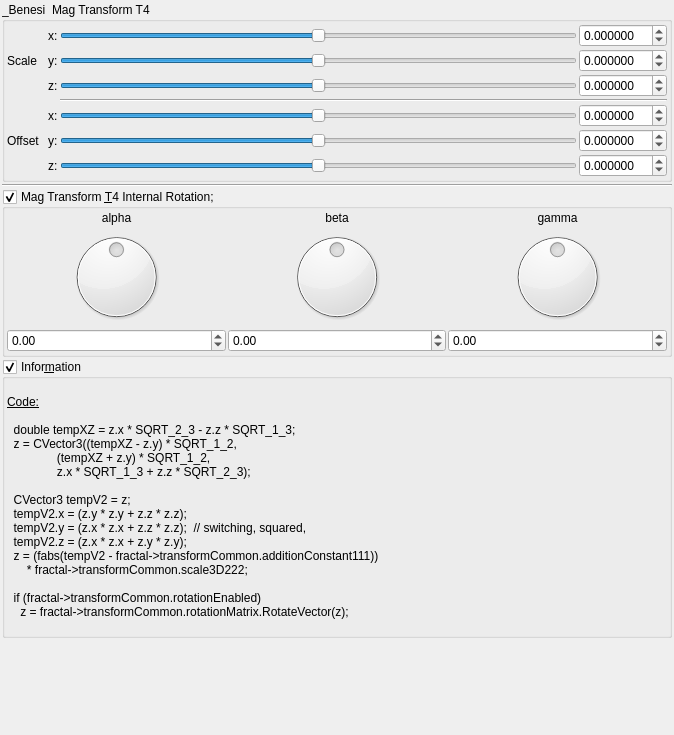
First picture: the form in mandelbulber2/qt_data/fractal_transf_benesi_T4.ui, repository buddhi1980/mandelbulber2, before the edit.
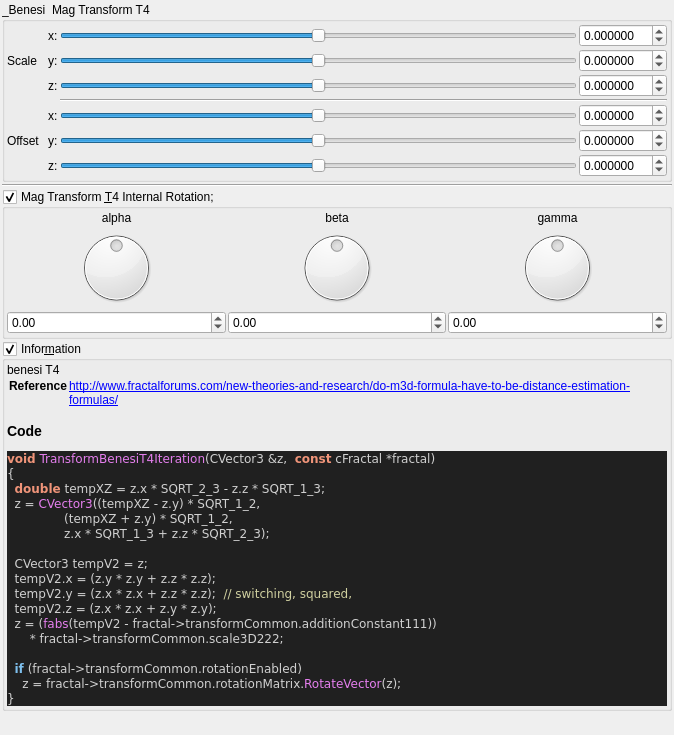
Second picture: the form after the edit. Custom widgets are drawn as their Qt base class.

Commit message:
added all transforms information boxes
now all formulas can be parsed.

@buddhi do you got a reference for Xenodreambuie formula?

```diff
--- a/mandelbulber2/qt_data/fractal_transf_benesi_T4.ui
+++ b/mandelbulber2/qt_data/fractal_transf_benesi_T4.ui
@@ -653,28 +653,39 @@
       <item>
        <widget class="QLabel" name="label_4">
         <property name="text">
-         <string>&lt;!DOCTYPE HTML PUBLIC &quot;-//W3C//DTD HTML 4.0//EN&quot; &quot;http://www.w3.org/TR/REC-html40/strict.dtd&quot;&gt;
-&lt;html&gt;&lt;head&gt;&lt;meta name=&quot;qrichtext&quot; content=&quot;1&quot; /&gt;&lt;style type=&quot;text/css&quot;&gt;
-p, li { white-space: pre-wrap; }
-&lt;/style&gt;&lt;/head&gt;&lt;body&gt;
-&lt;p style=&quot;-qt-paragraph-type:empty; margin-top:0px; margin-bottom:0px; margin-left:0px; margin-right:0px; -qt-block-indent:0; text-indent:0px;&quot;&gt;&lt;br /&gt;&lt;/p&gt;
-&lt;p style=&quot; margin-top:0px; margin-bottom:0px; margin-left:0px; margin-right:0px; -qt-block-indent:0; text-indent:0px;&quot;&gt;&lt;span style=&quot; text-decoration: underline;&quot;&gt;Code:&lt;/span&gt;&lt;/p&gt;
-&lt;p style=&quot;-qt-paragraph-type:empty; margin-top:0px; margin-bottom:0px; margin-left:0px; margin-right:0px; -qt-block-indent:0; text-indent:0px; text-decoration: underline;&quot;&gt;&lt;br /&gt;&lt;/p&gt;
-&lt;p style=&quot; margin-top:0px; margin-bottom:0px; margin-left:0px; margin-right:0px; -qt-block-indent:0; text-indent:0px;&quot;&gt;  double tempXZ = z.x * SQRT_2_3 - z.z * SQRT_1_3;&lt;/p&gt;
-&lt;p style=&quot; margin-top:0px; margin-bottom:0px; margin-left:0px; margin-right:0px; -qt-block-indent:0; text-indent:0px;&quot;&gt;  z = CVector3((tempXZ - z.y) * SQRT_1_2,&lt;/p&gt;
-&lt;p style=&quot; margin-top:0px; margin-bottom:0px; margin-left:0px; margin-right:0px; -qt-block-indent:0; text-indent:0px;&quot;&gt;               (tempXZ + z.y) * SQRT_1_2,&lt;/p&gt;
-&lt;p style=&quot; margin-top:0px; margin-bottom:0px; margin-left:0px; margin-right:0px; -qt-block-indent:0; text-indent:0px;&quot;&gt;               z.x * SQRT_1_3 + z.z * SQRT_2_3);&lt;/p&gt;
-&lt;p style=&quot;-qt-paragraph-type:empty; margin-top:0px; margin-bottom:0px; margin-left:0px; margin-right:0px; -qt-block-indent:0; text-indent:0px;&quot;&gt;&lt;br /&gt;&lt;/p&gt;
-&lt;p style=&quot; margin-top:0px; margin-bottom:0px; margin-left:0px; margin-right:0px; -qt-block-indent:0; text-indent:0px;&quot;&gt;  CVector3 tempV2 = z;&lt;/p&gt;
-&lt;p style=&quot; margin-top:0px; margin-bottom:0px; margin-left:0px; margin-right:0px; -qt-block-indent:0; text-indent:0px;&quot;&gt;  tempV2.x = (z.y * z.y + z.z * z.z);&lt;/p&gt;
-&lt;p style=&quot; margin-top:0px; margin-bottom:0px; margin-left:0px; margin-right:0px; -qt-block-indent:0; text-indent:0px;&quot;&gt;  tempV2.y = (z.x * z.x + z.z * z.z);  // switching, squared,&lt;/p&gt;
-&lt;p style=&quot; margin-top:0px; margin-bottom:0px; margin-left:0px; margin-right:0px; -qt-block-indent:0; text-indent:0px;&quot;&gt;  tempV2.z = (z.x * z.x + z.y * z.y);&lt;/p&gt;
-&lt;p style=&quot; margin-top:0px; margin-bottom:0px; margin-left:0px; margin-right:0px; -qt-block-indent:0; text-indent:0px;&quot;&gt;  z = (fabs(tempV2 - fractal-&amp;gt;transformCommon.additionConstant111))&lt;/p&gt;
-&lt;p style=&quot; margin-top:0px; margin-bottom:0px; margin-left:0px; margin-right:0px; -qt-block-indent:0; text-indent:0px;&quot;&gt;      * fractal-&amp;gt;transformCommon.scale3D222;&lt;/p&gt;
-&lt;p style=&quot;-qt-paragraph-type:empty; margin-top:0px; margin-bottom:0px; margin-left:0px; margin-right:0px; -qt-block-indent:0; text-indent:0px;&quot;&gt;&lt;br /&gt;&lt;/p&gt;
-&lt;p style=&quot; margin-top:0px; margin-bottom:0px; margin-left:0px; margin-right:0px; -qt-block-indent:0; text-indent:0px;&quot;&gt;  if (fractal-&amp;gt;transformCommon.rotationEnabled)&lt;/p&gt;
-&lt;p style=&quot; margin-top:0px; margin-bottom:0px; margin-left:0px; margin-right:0px; -qt-block-indent:0; text-indent:0px;&quot;&gt;    z = fractal-&amp;gt;transformCommon.rotationMatrix.RotateVector(z);&lt;/p&gt;
-&lt;p style=&quot;-qt-paragraph-type:empty; margin-top:0px; margin-bottom:0px; margin-left:0px; margin-right:0px; -qt-block-indent:0; text-indent:0px;&quot;&gt;&lt;br /&gt;&lt;/p&gt;&lt;/body&gt;&lt;/html&gt;</string>
+         <string>&lt;p&gt;benesi T4&lt;/p&gt;&lt;table&gt;
+&lt;tr&gt;&lt;th&gt;Reference&lt;/th&gt;&lt;td&gt;&lt;a href=&quot;http://www.fractalforums.com/new-theories-and-research/do-m3d-formula-have-to-be-distance-estimation-formulas/&quot;&gt;http://www.fractalforums.com/new-theories-and-research/do-m3d-formula-have-to-be-distance-estimation-formulas/&lt;/a&gt;&lt;/td&gt;&lt;/tr&gt;
+&lt;/table&gt;
+&lt;h3&gt;Code&lt;/h3&gt;
+&lt;!DOCTYPE HTML PUBLIC &quot;-//W3C//DTD HTML 4.0 Transitional//EN&quot;&gt;
+&lt;html&gt;
+&lt;head&gt;
+&lt;meta http-equiv=&quot;content-type&quot; content=&quot;text/html; charset=ISO-8859-1&quot;&gt;
+&lt;title&gt;Source file&lt;/title&gt;
+&lt;/head&gt;
+&lt;body style=&quot;background-color:#202020&quot;&gt;
+&lt;pre style=&quot;color:#d0d0d0; background-color:#202020;  font-family:'Courier New';&quot;&gt;&lt;span style=&quot;color:#f09479; font-weight:bold&quot;&gt;void&lt;/span&gt; &lt;span style=&quot;color:#e47eed&quot;&gt;TransformBenesiT4Iteration&lt;/span&gt;&lt;span style=&quot;color:#d0d0d0&quot;&gt;(&lt;/span&gt;CVector3 &lt;span style=&quot;color:#d0d0d0&quot;&gt;&amp;amp;&lt;/span&gt;z&lt;span style=&quot;color:#d0d0d0&quot;&gt;,&lt;/span&gt;  &lt;span style=&quot;color:#f09479; font-weight:bold&quot;&gt;const&lt;/span&gt; cFractal &lt;span style=&quot;color:#d0d0d0&quot;&gt;*&lt;/span&gt;fractal&lt;span style=&quot;color:#d0d0d0&quot;&gt;)&lt;/span&gt;
+&lt;span style=&quot;color:#d0d0d0&quot;&gt;{&lt;/span&gt;
+  &lt;span style=&quot;color:#f09479; font-weight:bold&quot;&gt;double&lt;/span&gt; tempXZ &lt;span style=&quot;color:#d0d0d0&quot;&gt;=&lt;/span&gt; z&lt;span style=&quot;color:#d0d0d0&quot;&gt;.&lt;/span&gt;x &lt;span style=&quot;color:#d0d0d0&quot;&gt;*&lt;/span&gt; SQRT_2_3 &lt;span style=&quot;color:#d0d0d0&quot;&gt;-&lt;/span&gt; z&lt;span style=&quot;color:#d0d0d0&quot;&gt;.&lt;/span&gt;z &lt;span style=&quot;color:#d0d0d0&quot;&gt;*&lt;/span&gt; SQRT_1_3&lt;span style=&quot;color:#d0d0d0&quot;&gt;;&lt;/span&gt;
+  z &lt;span style=&quot;color:#d0d0d0&quot;&gt;=&lt;/span&gt; &lt;span style=&quot;color:#e47eed&quot;&gt;CVector3&lt;/span&gt;&lt;span style=&quot;color:#d0d0d0&quot;&gt;((&lt;/span&gt;tempXZ &lt;span style=&quot;color:#d0d0d0&quot;&gt;-&lt;/span&gt; z&lt;span style=&quot;color:#d0d0d0&quot;&gt;.&lt;/span&gt;y&lt;span style=&quot;color:#d0d0d0&quot;&gt;) *&lt;/span&gt; SQRT_1_2&lt;span style=&quot;color:#d0d0d0&quot;&gt;,&lt;/span&gt;
+               &lt;span style=&quot;color:#d0d0d0&quot;&gt;(&lt;/span&gt;tempXZ &lt;span style=&quot;color:#d0d0d0&quot;&gt;+&lt;/span&gt; z&lt;span style=&quot;color:#d0d0d0&quot;&gt;.&lt;/span&gt;y&lt;span style=&quot;color:#d0d0d0&quot;&gt;) *&lt;/span&gt; SQRT_1_2&lt;span style=&quot;color:#d0d0d0&quot;&gt;,&lt;/span&gt;
+               z&lt;span style=&quot;color:#d0d0d0&quot;&gt;.&lt;/span&gt;x &lt;span style=&quot;color:#d0d0d0&quot;&gt;*&lt;/span&gt; SQRT_1_3 &lt;span style=&quot;color:#d0d0d0&quot;&gt;+&lt;/span&gt; z&lt;span style=&quot;color:#d0d0d0&quot;&gt;.&lt;/span&gt;z &lt;span style=&quot;color:#d0d0d0&quot;&gt;*&lt;/span&gt; SQRT_2_3&lt;span style=&quot;color:#d0d0d0&quot;&gt;);&lt;/span&gt;
+
+  CVector3 tempV2 &lt;span style=&quot;color:#d0d0d0&quot;&gt;=&lt;/span&gt; z&lt;span style=&quot;color:#d0d0d0&quot;&gt;;&lt;/span&gt;
+  tempV2&lt;span style=&quot;color:#d0d0d0&quot;&gt;.&lt;/span&gt;x &lt;span style=&quot;color:#d0d0d0&quot;&gt;= (&lt;/span&gt;z&lt;span style=&quot;color:#d0d0d0&quot;&gt;.&lt;/span&gt;y &lt;span style=&quot;color:#d0d0d0&quot;&gt;*&lt;/span&gt; z&lt;span style=&quot;color:#d0d0d0&quot;&gt;.&lt;/span&gt;y &lt;span style=&quot;color:#d0d0d0&quot;&gt;+&lt;/span&gt; z&lt;span style=&quot;color:#d0d0d0&quot;&gt;.&lt;/span&gt;z &lt;span style=&quot;color:#d0d0d0&quot;&gt;*&lt;/span&gt; z&lt;span style=&quot;color:#d0d0d0&quot;&gt;.&lt;/span&gt;z&lt;span style=&quot;color:#d0d0d0&quot;&gt;);&lt;/span&gt;
+  tempV2&lt;span style=&quot;color:#d0d0d0&quot;&gt;.&lt;/span&gt;y &lt;span style=&quot;color:#d0d0d0&quot;&gt;= (&lt;/span&gt;z&lt;span style=&quot;color:#d0d0d0&quot;&gt;.&lt;/span&gt;x &lt;span style=&quot;color:#d0d0d0&quot;&gt;*&lt;/span&gt; z&lt;span style=&quot;color:#d0d0d0&quot;&gt;.&lt;/span&gt;x &lt;span style=&quot;color:#d0d0d0&quot;&gt;+&lt;/span&gt; z&lt;span style=&quot;color:#d0d0d0&quot;&gt;.&lt;/span&gt;z &lt;span style=&quot;color:#d0d0d0&quot;&gt;*&lt;/span&gt; z&lt;span style=&quot;color:#d0d0d0&quot;&gt;.&lt;/span&gt;z&lt;span style=&quot;color:#d0d0d0&quot;&gt;);&lt;/span&gt;  &lt;span style=&quot;color:#d0d0a0&quot;&gt;// switching, squared,&lt;/span&gt;
+  tempV2&lt;span style=&quot;color:#d0d0d0&quot;&gt;.&lt;/span&gt;z &lt;span style=&quot;color:#d0d0d0&quot;&gt;= (&lt;/span&gt;z&lt;span style=&quot;color:#d0d0d0&quot;&gt;.&lt;/span&gt;x &lt;span style=&quot;color:#d0d0d0&quot;&gt;*&lt;/span&gt; z&lt;span style=&quot;color:#d0d0d0&quot;&gt;.&lt;/span&gt;x &lt;span style=&quot;color:#d0d0d0&quot;&gt;+&lt;/span&gt; z&lt;span style=&quot;color:#d0d0d0&quot;&gt;.&lt;/span&gt;y &lt;span style=&quot;color:#d0d0d0&quot;&gt;*&lt;/span&gt; z&lt;span style=&quot;color:#d0d0d0&quot;&gt;.&lt;/span&gt;y&lt;span style=&quot;color:#d0d0d0&quot;&gt;);&lt;/span&gt;
+  z &lt;span style=&quot;color:#d0d0d0&quot;&gt;= (&lt;/span&gt;&lt;span style=&quot;color:#e47eed&quot;&gt;fabs&lt;/span&gt;&lt;span style=&quot;color:#d0d0d0&quot;&gt;(&lt;/span&gt;tempV2 &lt;span style=&quot;color:#d0d0d0&quot;&gt;-&lt;/span&gt; fractal&lt;span style=&quot;color:#d0d0d0&quot;&gt;-&amp;gt;&lt;/span&gt;transformCommon&lt;span style=&quot;color:#d0d0d0&quot;&gt;.&lt;/span&gt;additionConstant111&lt;span style=&quot;color:#d0d0d0&quot;&gt;))&lt;/span&gt;
+      &lt;span style=&quot;color:#d0d0d0&quot;&gt;*&lt;/span&gt; fractal&lt;span style=&quot;color:#d0d0d0&quot;&gt;-&amp;gt;&lt;/span&gt;transformCommon&lt;span style=&quot;color:#d0d0d0&quot;&gt;.&lt;/span&gt;scale3D222&lt;span style=&quot;color:#d0d0d0&quot;&gt;;&lt;/span&gt;
+
+  &lt;span style=&quot;color:#7ec0ee; font-weight:bold&quot;&gt;if&lt;/span&gt; &lt;span style=&quot;color:#d0d0d0&quot;&gt;(&lt;/span&gt;fractal&lt;span style=&quot;color:#d0d0d0&quot;&gt;-&amp;gt;&lt;/span&gt;transformCommon&lt;span style=&quot;color:#d0d0d0&quot;&gt;.&lt;/span&gt;rotationEnabled&lt;span style=&quot;color:#d0d0d0&quot;&gt;)&lt;/span&gt;
+    z &lt;span style=&quot;color:#d0d0d0&quot;&gt;=&lt;/span&gt; fractal&lt;span style=&quot;color:#d0d0d0&quot;&gt;-&amp;gt;&lt;/span&gt;transformCommon&lt;span style=&quot;color:#d0d0d0&quot;&gt;.&lt;/span&gt;rotationMatrix&lt;span style=&quot;color:#d0d0d0&quot;&gt;.&lt;/span&gt;&lt;span style=&quot;color:#e47eed&quot;&gt;RotateVector&lt;/span&gt;&lt;span style=&quot;color:#d0d0d0&quot;&gt;(&lt;/span&gt;z&lt;span style=&quot;color:#d0d0d0&quot;&gt;);&lt;/span&gt;
+&lt;span style=&quot;color:#d0d0d0&quot;&gt;}&lt;/span&gt;
+&lt;/pre&gt;
+&lt;/body&gt;
+&lt;/html&gt;
+&lt;!--HTML generated by highlight 3.9, http://www.andre-simon.de/--&gt;
+</string>
         </property>
         <property name="wordWrap">
          <bool>true</bool>
```
Left out of the diff: 2 changed lines with no effect on the pictures. The commit also changes 75 other files.
